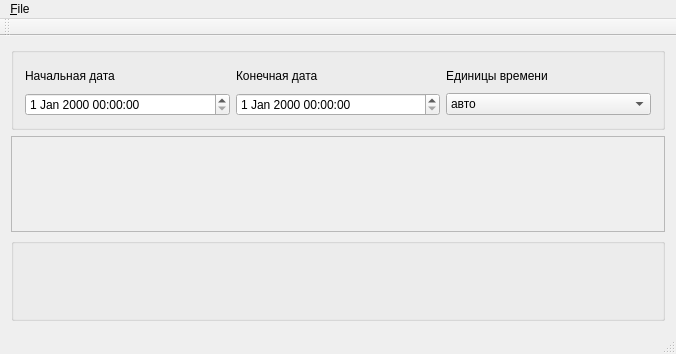
DarkHobbit/chronoline, file src/ChronoLineDemo/mainwindow.ui: the form before one commit.
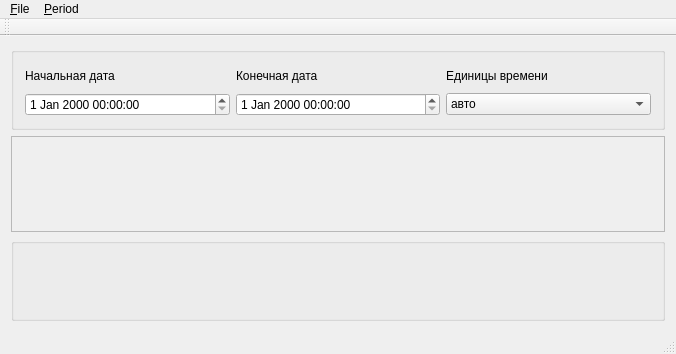
The form after the commit.

The edit to the form file:
```diff
--- a/src/ChronoLineDemo/mainwindow.ui
+++ b/src/ChronoLineDemo/mainwindow.ui
@@ -133,7 +133,7 @@
      <x>0</x>
      <y>0</y>
      <width>676</width>
-     <height>21</height>
+     <height>25</height>
     </rect>
    </property>
    <widget class="QMenu" name="menu_File">
@@ -142,7 +142,14 @@
     </property>
     <addaction name="actionE_xit"/>
    </widget>
+   <widget class="QMenu" name="menu_Period">
+    <property name="title">
+     <string>&amp;Period</string>
+    </property>
+    <addaction name="action_Add_Period"/>
+   </widget>
    <addaction name="menu_File"/>
+   <addaction name="menu_Period"/>
   </widget>
   <widget class="QToolBar" name="mainToolBar">
    <attribute name="toolBarArea">
```
Left out of the diff: 8 changed lines with no effect on the pictures.
